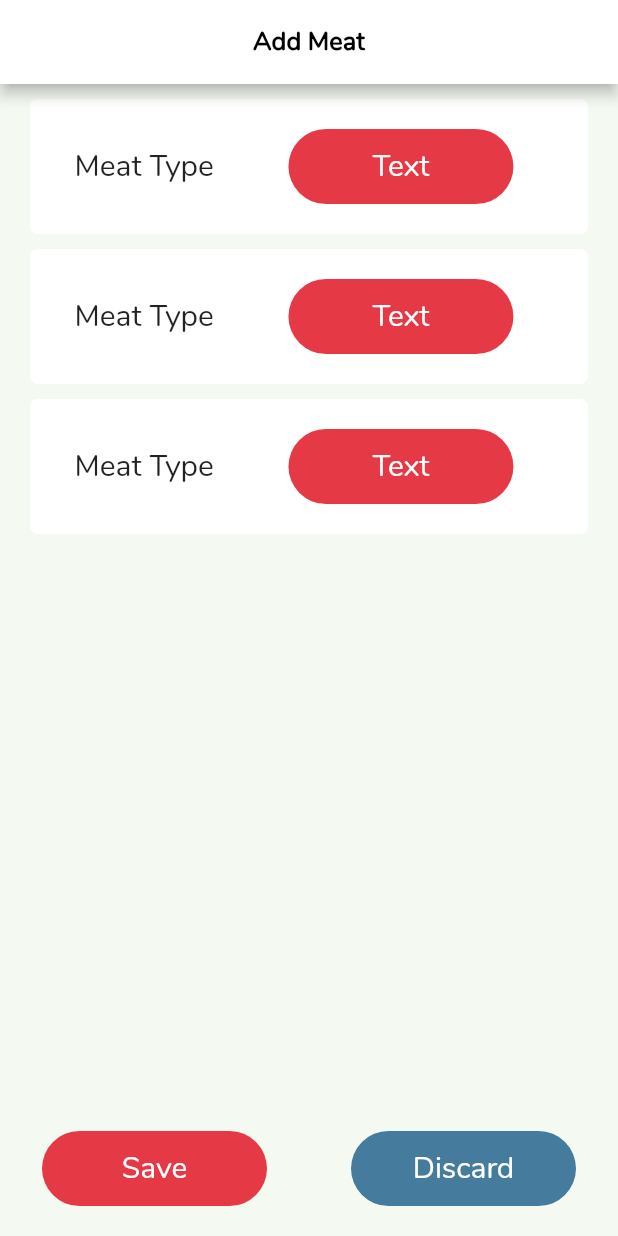
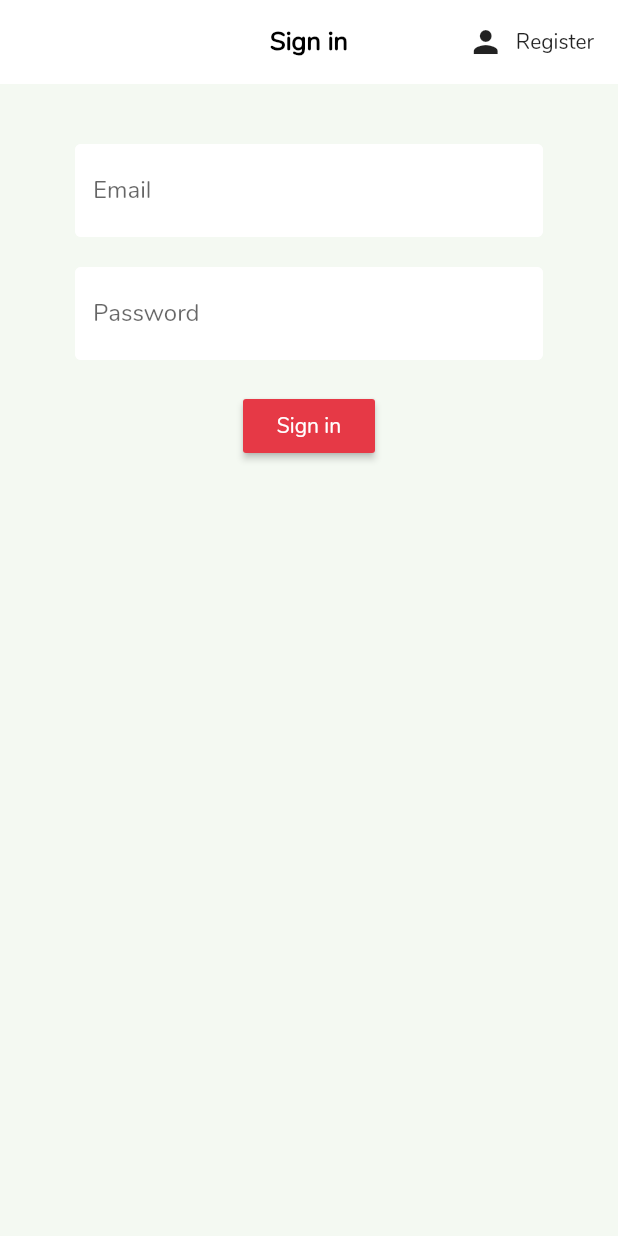
Before and after one commit to Snixells/meat-tracker, a Flutter app: the screen it shows after launch, on a phone screen of 412 x 824 dp. Run offline on Flutter 3.47's test engine with Material 2 defaults, Android fonts, the phone set to English and light mode, and no system bars; our stand-ins replace cloud_firestore, firebase_analytics, firebase_auth, font_awesome_flutter, google_sign_in, rxdart; accounts and stored records are empty.

Commit message:
Adding Signin and Register Pages and Logic

```diff
--- a/lib/main.dart
+++ b/lib/main.dart
@@ -1,6 +1,7 @@
 import 'package:flutter/material.dart';
 import 'package:firebase_analytics/observer.dart';
 import 'package:firebase_analytics/firebase_analytics.dart';
+import 'package:meattracker/screens/authenticate/authenticate.dart';
 import 'package:provider/provider.dart';
 import 'package:firebase_auth/firebase_auth.dart';
 import 'package:meattracker/services/auth.dart';
@@ -20,7 +21,8 @@ class MyApp extends StatelessWidget {
       child: MaterialApp(
         // Named Routes
         routes: {
-          '/': (context) => AddMeat(),
+          '/': (context) => Authenticate(),
+          // '/': (context) => AddMeat(),
           // '/': (context) => Profile(),
           // '/': (context) => LoginScreen(),
           '/main': (context) => BottomNavbar(),
--- /dev/null
+++ b/lib/screens/authenticate/authenticate.dart
@@ -0,0 +1,27 @@
+import 'package:flutter/material.dart';
+import 'package:meattracker/screens/authenticate/register.dart';
+import 'package:meattracker/screens/authenticate/sign_in.dart';
+
+class Authenticate extends StatefulWidget {
+  Authenticate({Key key}) : super(key: key);
+
+  @override
+  _AuthenticateState createState() => _AuthenticateState();
+}
+
+class _AuthenticateState extends State<Authenticate> {
+  bool showSignIn = true;
+
+  void toggleView() {
+    setState(() => showSignIn = !showSignIn);
+  }
+
+  @override
+  Widget build(BuildContext context) {
+    if (showSignIn) {
+      return SignIn(toggleView: this.toggleView);
+    } else {
+      return Register(toggleView: this.toggleView);
+    }
+  }
+}
--- /dev/null
+++ b/lib/screens/authenticate/register.dart
@@ -0,0 +1,89 @@
+import 'package:flutter/material.dart';
+import 'package:meattracker/services/services.dart';
+import 'package:meattracker/shared/constants.dart';
+
+class Register extends StatefulWidget {
+  final Function toggleView;
+  Register({Key key, this.toggleView}) : super(key: key);
+
+  @override
+  _RegisterState createState() => _RegisterState();
+}
+
+class _RegisterState extends State<Register> {
+  final AuthService _auth = AuthService();
+  final _formKey = GlobalKey<FormState>();
+  // Text Field State
+  String email = '';
+  String password = '';
+  String error = '';
+
+  @override
+  Widget build(BuildContext context) {
+    return Scaffold(
+      appBar: AppBar(
+        centerTitle: true,
+        elevation: 0.0,
+        title: Text('Sign up'),
+        actions: <Widget>[
+          FlatButton.icon(
+            icon: Icon(Icons.person),
+            label: Text('Sign in'),
+            onPressed: () {
+              widget.toggleView();
+            },
+          )
+        ],
+      ),
+      body: Container(
+        padding: EdgeInsets.symmetric(vertical: 20.0, horizontal: 50.0),
+        child: Form(
+          key: _formKey,
+          child: Column(
+            children: <Widget>[
+              SizedBox(height: 20.0),
+              TextFormField(
+                decoration: textInputDecoration.copyWith(hintText: 'Email'),
+                validator: (val) => val.isEmpty ? 'Enter your Email' : null,
+                onChanged: (val) {
+                  setState(() => email = val);
+                },
+              ),
+              SizedBox(height: 20.0),
+              TextFormField(
+                decoration: textInputDecoration.copyWith(hintText: 'Password'),
+                validator: (val) => val.length < 6 ? 'Password needs 6+ characters' : null,
+                onChanged: (val) {
+                  setState(() => password = val);
+                },
+                obscureText: true,
+              ),
+              SizedBox(height: 20.0),
+              RaisedButton(
+                color: Theme.of(context).accentColor,
+                child: Text(
+                  'Register',
+                  style: TextStyle(color: Colors.white),
+                ),
+                onPressed: () async {
+                  if (_formKey.currentState.validate()) {
+                    dynamic result = await _auth.registerWithEmailAndPassword(email, password);
+                    print(result);
+                    if (result == null) {
+                      setState(() => error = 'Please Enter valid Information');
+                    }
+                  }
+                },
+              ),
+              SizedBox(height: 15.0),
+              Text(
+                error,
+                style: TextStyle(color: Colors.red, fontSize: 14),
+              )
+            ],
+          ),
+        ),
+      ),
+    );
+  }
+}
--- /dev/null
+++ b/lib/screens/authenticate/sign_in.dart
@@ -0,0 +1,87 @@
+import 'package:flutter/material.dart';
+import 'package:meattracker/services/services.dart';
+import 'package:meattracker/shared/constants.dart';
+
+class SignIn extends StatefulWidget {
+  final Function toggleView;
+  SignIn({Key key, this.toggleView}) : super(key: key);
+
+  @override
+  _SignInState createState() => _SignInState();
+}
+
+class _SignInState extends State<SignIn> {
+  final AuthService _auth = AuthService();
+  final _formKey = GlobalKey<FormState>();
+
+  // Text Field State
+  String email = '';
+  String password = '';
+  String error = '';
+
+  @override
+  Widget build(BuildContext context) {
+    return Scaffold(
+      appBar: AppBar(
+        elevation: 0.0,
+        centerTitle: true,
+        title: Text('Sign in'),
+        actions: <Widget>[
+          FlatButton.icon(
+            icon: Icon(Icons.person),
+            label: Text('Register'),
+            onPressed: () {
+              widget.toggleView();
+            },
+          )
+        ],
+      ),
+      body: Container(
+        padding: EdgeInsets.symmetric(vertical: 20.0, horizontal: 50.0),
+        child: Form(
+          child: Column(
+            children: <Widget>[
+              SizedBox(height: 20.0),
+              TextFormField(
+                decoration: textInputDecoration.copyWith(hintText: 'Email'),
+                validator: (val) => val.isEmpty ? 'Enter your Email' : null,
+                onChanged: (val) {
+                  setState(() => email = val);
+                },
+              ),
+              SizedBox(height: 20.0),
+              TextFormField(
+                decoration: textInputDecoration.copyWith(hintText: 'Password'),
+                validator: (val) => val.length < 6 ? 'Please Enter your password' : null,
+                onChanged: (val) {
+                  setState(() => password = val);
+                },
+                obscureText: true,
+              ),
+              SizedBox(height: 20.0),
+              RaisedButton(
+                color: Theme.of(context).accentColor,
+                child: Text(
+                  'Sign in',
+                  style: TextStyle(color: Colors.white),
+                ),
+                onPressed: () async {
+                  dynamic result = await _auth.signInWithEmailAndPassword(email, password);
+                  print(result);
+                  if (result == null) {
+                    setState(() => error = 'Please Enter valid Information');
+                  }
+                },
+              ),
+              SizedBox(height: 15.0),
+              Text(
+                error,
+                style: TextStyle(color: Colors.red, fontSize: 14),
+              )
+            ],
+          ),
+        ),
+      ),
+    );
+  }
+}
--- /dev/null
+++ b/lib/shared/constants.dart
@@ -0,0 +1,12 @@
+import 'package:flutter/material.dart';
+
+const textInputDecoration = InputDecoration(
+  fillColor: Colors.white,
+  filled: true,
+  enabledBorder: OutlineInputBorder(
+    borderSide: BorderSide(color: Colors.white, width: 2.0),
+  ),
+  focusedBorder: OutlineInputBorder(
+    borderSide: BorderSide(color: Colors.red, width: 2.0),
+  ),
+);
--- a/pubspec.yaml
+++ b/pubspec.yaml
@@ -25,12 +25,12 @@ dependencies:
   cupertino_icons: ^0.1.2
 
 
-  firebase_core: ^0.3.4
+  # firebase_core: ^0.3.4
   firebase_analytics: ^2.1.1+3
 
-  cloud_firestore: ^0.10.1
+  cloud_firestore: ^0.12.9+4
 
-  firebase_auth: ^0.8.4+5
+  firebase_auth: ^0.14.0+5
   google_sign_in: ^4.0.1+1
 
 
```
Also changed, not shown: lib/services/auth.dart (+37 -8 lines), pubspec.lock.
